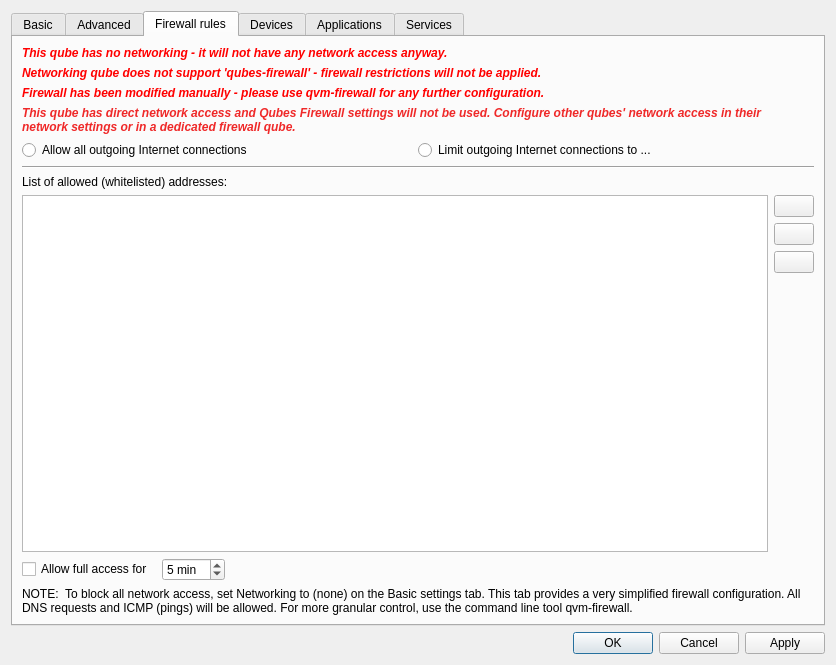
Qt form ui/settingsdlg.ui (QubesOS/qubes-manager) before a commit.
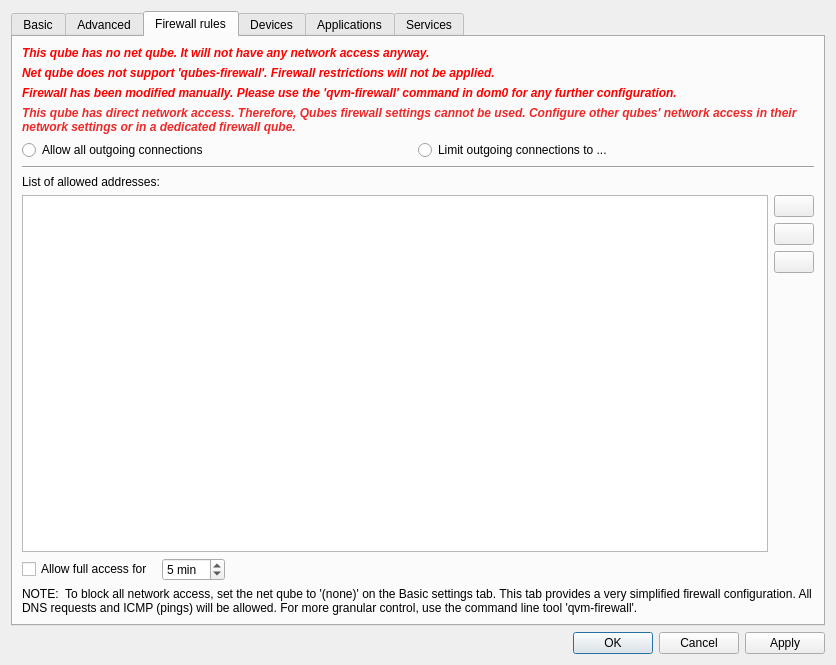
The same form after that commit. The open tabs and pages were chosen to show the change. Icons and pictures are not drawn. Custom widgets are drawn as their Qt base class.

The edit to the form file:
```diff
--- a/ui/settingsdlg.ui
+++ b/ui/settingsdlg.ui
@@ -1194,7 +1194,7 @@
          <item row="10" column="0" colspan="2">
           <widget class="QLabel" name="label_22">
            <property name="text">
-            <string>NOTE:  To block all network access, set Networking to (none) on the Basic settings tab. This tab provides a very simplified firewall configuration. All DNS requests and ICMP (pings) will be allowed. For more granular control, use the command line tool qvm-firewall.</string>
+            <string>NOTE:  To block all network access, set the net qube to '(none)' on the Basic settings tab. This tab provides a very simplified firewall configuration. All DNS requests and ICMP (pings) will be allowed. For more granular control, use the command line tool 'qvm-firewall'.</string>
            </property>
            <property name="alignment">
             <set>Qt::AlignLeading|Qt::AlignLeft|Qt::AlignVCenter</set>
@@ -1251,7 +1251,7 @@
             </font>
            </property>
            <property name="text">
-            <string>This qube has no networking - it will not have any network access anyway.</string>
+            <string>This qube has no net qube. It will not have any network access anyway.</string>
            </property>
            <property name="wordWrap">
             <bool>true</bool>
@@ -1268,7 +1268,7 @@
          <item row="7" column="0">
           <widget class="QLabel" name="firewal_rules_label">
            <property name="text">
-            <string>List of allowed (whitelisted) addresses:</string>
+            <string>List of allowed addresses:</string>
            </property>
           </widget>
          </item>
@@ -1319,7 +1319,7 @@
             </font>
            </property>
            <property name="text">
-            <string>Networking qube does not support 'qubes-firewall' - firewall restrictions will not be applied.</string>
+            <string>Net qube does not support 'qubes-firewall'. Firewall restrictions will not be applied.</string>
            </property>
           </widget>
          </item>
@@ -1370,7 +1370,7 @@
             </font>
            </property>
            <property name="text">
-            <string>Firewall has been modified manually - please use qvm-firewall for any further configuration.</string>
+            <string>Firewall has been modified manually. Please use the 'qvm-firewall' command in dom0 for any further configuration.</string>
            </property>
           </widget>
          </item>
@@ -1492,7 +1492,7 @@
            <item>
             <widget class="QRadioButton" name="policy_allow_radio_button">
              <property name="text">
-              <string>Allow all outgoing Internet connections</string>
+              <string>Allow all outgoing connections</string>
              </property>
             </widget>
            </item>
@@ -1502,7 +1502,7 @@
               <string>Changing firewall settings does NOT affect existing connections.</string>
              </property>
              <property name="text">
-              <string>Limit outgoing Internet connections to ...</string>
+              <string>Limit outgoing connections to ...</string>
              </property>
             </widget>
            </item>
@@ -1555,7 +1555,7 @@
             </font>
            </property>
            <property name="text">
-            <string>This qube has direct network access and Qubes Firewall settings will not be used. Configure other qubes' network access in their network settings or in a dedicated firewall qube.</string>
+            <string>This qube has direct network access. Therefore, Qubes firewall settings cannot be used. Configure other qubes' network access in their network settings or in a dedicated firewall qube.</string>
            </property>
            <property name="wordWrap">
             <bool>true</bool>
```
Left out of the diff: 46 changed lines with no effect on the pictures.
